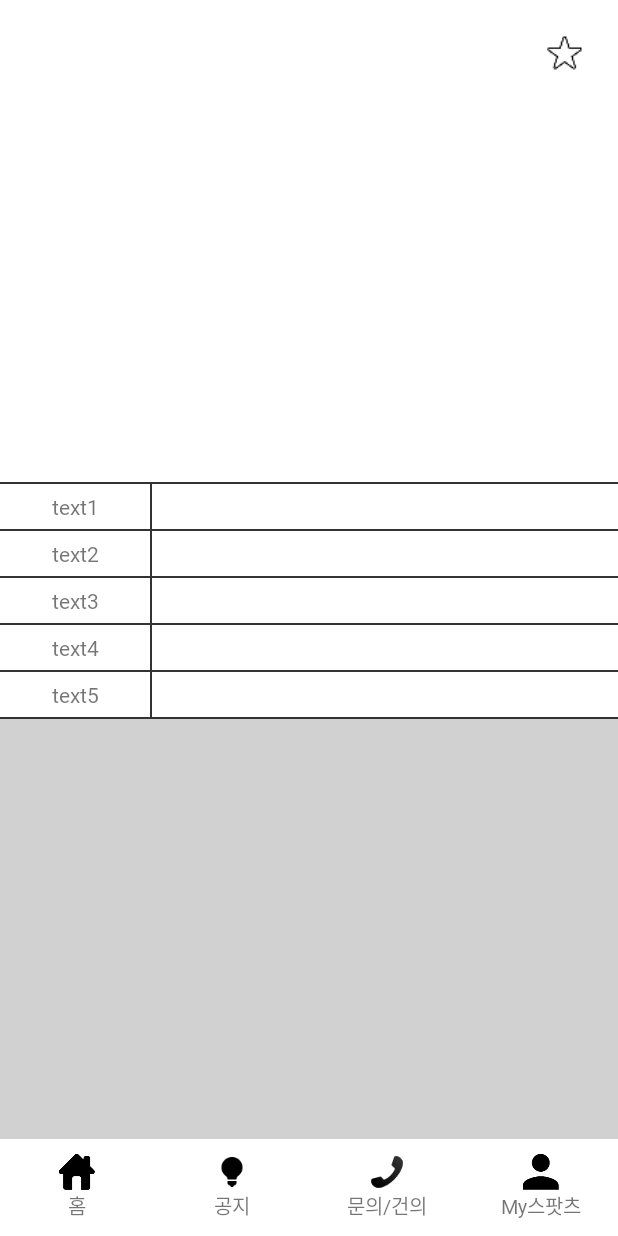
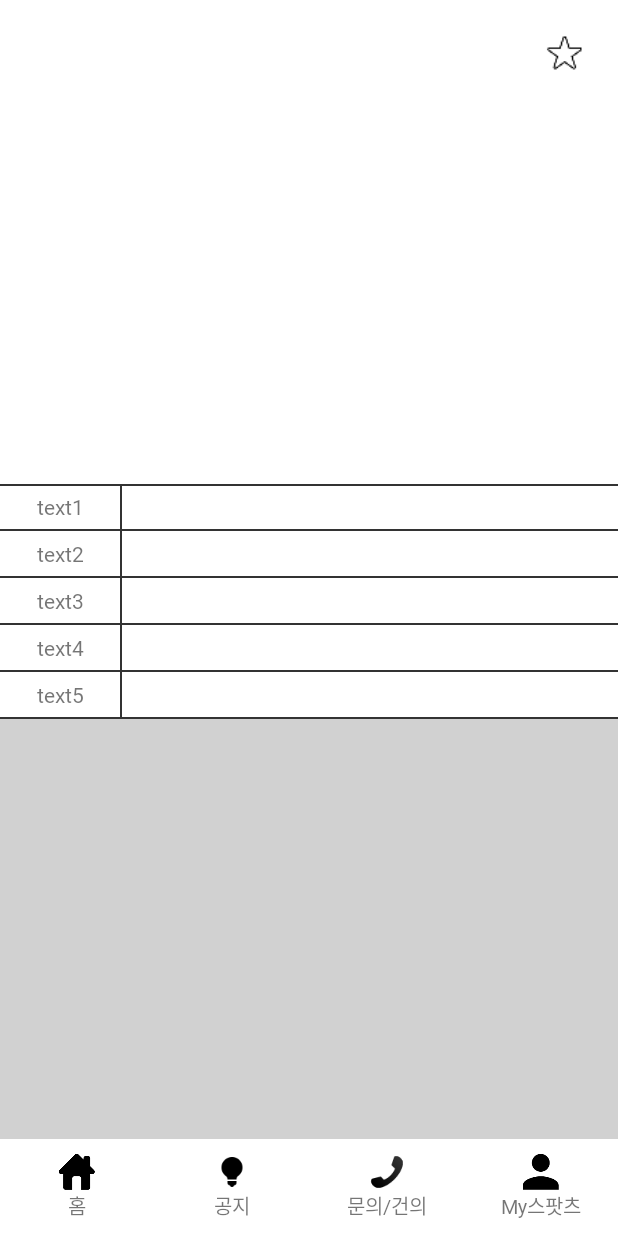
Before and after one commit to skydusic/spotz, an Android app: the DetailList screen opened directly, with no data from a screen before it, on a phone screen of 412 x 824 dp. Run offline under Robolectric (Android 15) with nearby library versions, the phone set to English and light mode, and no system bars; Roboto replaces fonts that are not available here; 7 statements that could not run were skipped.

Commit message:
디테일 메뉴 수정

```diff
--- a/addsup/app/src/main/res/layout/activity_detail_list.xml
+++ b/addsup/app/src/main/res/layout/activity_detail_list.xml
@@ -14,14 +14,12 @@
         android:layout_marginEnd="15dp"
         android:layout_marginTop="15dp"
         android:padding="5dp"
-        android:src="@drawable/blackstar"
-        />
+        android:src="@drawable/blackstar" />
 
     <ScrollView
         android:layout_width="match_parent"
         android:layout_height="wrap_content"
-        android:layout_above="@+id/bottombar"
-        >
+        android:layout_above="@+id/bottombar">
 
         <RelativeLayout
             android:layout_width="match_parent"
@@ -41,137 +39,159 @@
                 android:layout_height="wrap_content"
                 android:layout_below="@+id/viewPager">
 
-                <LinearLayout
-                    android:id="@+id/menulay"
-                    android:layout_width="100dp"
-                    android:layout_height="wrap_content"
-                    android:orientation="vertical"
-                    >
                 <View
                     android:layout_width="match_parent"
                     android:layout_height="1dp"
-                        android:background="#333"/>
+                    android:background="#333" />
+
                 <TextView
+                    android:id="@+id/text1menu"
+                    android:layout_width="80dp"
+                    android:layout_height="30dp"
+                    android:gravity="center"
+                    android:text="@string/detailmenu1" />
+
+                <TextView
+                    android:id="@+id/text1Tv"
                     android:layout_width="match_parent"
-                        android:layout_height="30dp"
-                        android:text="@string/detailmenu1"
-                        android:gravity="center"/>
+                    android:layout_height="wrap_content"
+                    android:layout_toEndOf="@+id/text1menu"
+                    android:gravity="center"
+                    android:minHeight="30dp"
+                    android:padding="3dp"
+                    android:text="" />
+
                 <View
+                    android:id="@+id/text1Line"
                     android:layout_width="match_parent"
                     android:layout_height="1dp"
-                        android:background="#333"/>
+                    android:layout_below="@+id/text1Tv"
+                    android:background="#333" />
+
                 <TextView
+                    android:id="@+id/text2menu"
+                    android:layout_width="80dp"
+                    android:layout_height="30dp"
+                    android:layout_below="@+id/text1Line"
+                    android:gravity="center"
+                    android:text="@string/detailmenu2" />
+
+                <TextView
+                    android:id="@+id/text2Tv"
                     android:layout_width="match_parent"
-                        android:layout_height="30dp"
-                        android:text="@string/detailmenu2"
-                        android:gravity="center"/>
+                    android:layout_height="wrap_content"
+                    android:layout_below="@+id/text1Line"
+                    android:layout_toEndOf="@+id/text2menu"
+                    android:gravity="center"
+                    android:minHeight="30dp"
+                    android:padding="3dp"
+                    android:text="" />
+
                 <View
+                    android:id="@+id/text2Line"
                     android:layout_width="match_parent"
                     android:layout_height="1dp"
-                        android:background="#333"/>
+                    android:layout_below="@+id/text2Tv"
+                    android:background="#333" />
+
                 <TextView
+                    android:id="@+id/text3menu"
+                    android:layout_width="80dp"
+                    android:layout_height="30dp"
+                    android:layout_below="@+id/text2Line"
+                    android:gravity="center"
+                    android:text="@string/detailmenu3" />
+
+                <TextView
+                    android:id="@+id/text3Tv"
                     android:layout_width="match_parent"
-                        android:layout_height="30dp"
-                        android:text="@string/detailmenu3"
-                        android:gravity="center"/>
+                    android:layout_height="wrap_content"
+                    android:layout_below="@+id/text2Line"
+                    android:layout_toEndOf="@+id/text1menu"
+                    android:gravity="center"
+                    android:minHeight="30dp"
+                    android:padding="3dp"
+                    android:text="" />
+
                 <View
+                    android:id="@+id/text3Line"
                     android:layout_width="match_parent"
                     android:layout_height="1dp"
-                        android:background="#333"/>
+                    android:layout_below="@+id/text3Tv"
+                    android:background="#333" />
+
                 <TextView
+                    android:id="@+id/text4menu"
+                    android:layout_width="80dp"
+                    android:layout_height="30dp"
+                    android:layout_below="@+id/text3Line"
+                    android:gravity="center"
+                    android:text="@string/detailmenu4" />
+
+                <TextView
+                    android:id="@+id/text4Tv"
                     android:layout_width="match_parent"
-                        android:layout_height="30dp"
-                        android:text="@string/detailmenu4"
-                        android:gravity="center"/>
+                    android:layout_height="wrap_content"
+                    android:layout_below="@+id/text3Line"
+                    android:layout_toEndOf="@+id/text1menu"
+                    android:gravity="center"
+                    android:minHeight="30dp"
+                    android:padding="3dp"
+                    android:text="" />
+
                 <View
+                    android:id="@+id/text4Line"
                     android:layout_width="match_parent"
                     android:layout_height="1dp"
-                        android:background="#333"/>
+                    android:layout_below="@+id/text4Tv"
+                    android:background="#333" />
+
                 <TextView
+                    android:id="@+id/text5menu"
+                    android:layout_width="80dp"
+                    android:layout_height="30dp"
+                    android:layout_below="@+id/text4Line"
+                    android:gravity="center"
+                    android:text="@string/detailmenu5" />
+
+                <TextView
+                    android:id="@+id/text5Tv"
                     android:layout_width="match_parent"
-                        android:layout_height="30dp"
-                        android:text="@string/detailmenu5"
-                        android:gravity="center"/>
+                    android:layout_height="wrap_content"
+                    android:layout_below="@+id/text4Line"
+                    android:layout_toEndOf="@+id/text1menu"
+                    android:gravity="center"
+                    android:minHeight="30dp"
+                    android:padding="3dp"
+                    android:text="" />
+
                 <View
+                    android:id="@+id/text5Line"
                     android:layout_width="match_parent"
                     android:layout_height="1dp"
-                        android:background="#333"/>
-                </LinearLayout>
+                    android:layout_below="@+id/text5Tv"
+                    android:background="#333" />
 
                 <View
+                    android:id="@+id/verticalLine"
                     android:layout_width="1dp"
-                    android:layout_height="157dp"
-                    android:background="#333"
-                    android:layout_toEndOf="@+id/menulay"/>
+                    android:layout_height="match_parent"
+                    android:layout_alignBottom="@+id/text5Line"
+                    android:layout_alignTop="@+id/text1menu"
+                    android:layout_toEndOf="@+id/text1menu"
+                    android:background="#333" />
+
 
                 <TextView
                     android:id="@+id/contents"
                     android:layout_width="match_parent"
                     android:layout_height="wrap_content"
-                    android:layout_below="@+id/menulay"
+                    android:layout_below="@id/text5Line"
                     android:background="#88aaaaaa"
                     android:minHeight="280dp"
                     android:padding="25dp"
                     android:textSize="16sp" />
 
-                <LinearLayout
-                    android:id="@+id/menulay2"
-                    android:layout_width="match_parent"
-                    android:layout_height="wrap_content"
-                    android:layout_toEndOf="@+id/menulay"
-                    android:orientation="vertical"
-                    >
-                    <View
-                        android:layout_width="match_parent"
-                        android:layout_height="1dp"
-                        android:background="#333"/>
-                    <TextView
-                        android:id="@+id/text1Tv"
-                        android:layout_width="match_parent"
-                        android:layout_height="30dp"
-                        android:text=""
-                        android:gravity="center"/>
-                    <View
-                        android:layout_width="match_parent"
-                        android:layout_height="1dp"
-                        android:background="#333"/>
-                    <TextView
-                        android:id="@+id/text2Tv"
-                        android:layout_width="match_parent"
-                        android:layout_height="30dp"
-                        android:gravity="center"/>
-                    <View
-                        android:layout_width="match_parent"
-                        android:layout_height="1dp"
-                        android:background="#333"/>
-                    <TextView
-                        android:id="@+id/text3Tv"
-                        android:layout_width="match_parent"
-                        android:layout_height="30dp"
-                        android:gravity="center"/>
-                    <View
-                        android:layout_width="match_parent"
-                        android:layout_height="1dp"
-                        android:background="#333"/>
-                    <TextView
-                        android:id="@+id/text4Tv"
-                        android:layout_width="match_parent"
-                        android:layout_height="30dp"
-                        android:gravity="center"/>
-                    <View
-                        android:layout_width="match_parent"
-                        android:layout_height="1dp"
-                        android:background="#333"/>
-                    <TextView
-                        android:id="@+id/text5Tv"
-                        android:layout_width="match_parent"
-                        android:layout_height="30dp"
-                        android:gravity="center"/>
-                    <View
-                        android:layout_width="match_parent"
-                        android:layout_height="1dp"
-                        android:background="#333"/>
-                </LinearLayout>
 
             </RelativeLayout>
 
--- a/addsup/app/src/main/res/values/strings.xml
+++ b/addsup/app/src/main/res/values/strings.xml
@@ -11,7 +11,6 @@
     <string name="detailmenu3">text3</string>
     <string name="detailmenu4">text4</string>
     <string name="detailmenu5">text5</string>
-    <string name="detailmenu6">text6</string>
     <string name="insertimage">이미지 넣기</string>
     <string name="techerInfo">강사 정보</string>
     <string name="bottombar1">홈</string>
```
Also changed, not shown: addsup/app/src/main/java/addup/fpcompany/com/addsup/DetailList.java (+50 -4 lines), addsup/app/src/main/java/addup/fpcompany/com/addsup/insertActivity.java (+47 -0 lines), addsup/app/src/main/res/layout/activity_insert.xml (+15 -27 lines), addsup/app/src/main/java/addup/fpcompany/com/addsup/adapter/RecyclerItemClickListener.java (line endings or trailing spaces), 2 other files. Lines whose indentation alone changed are shown as unchanged.
